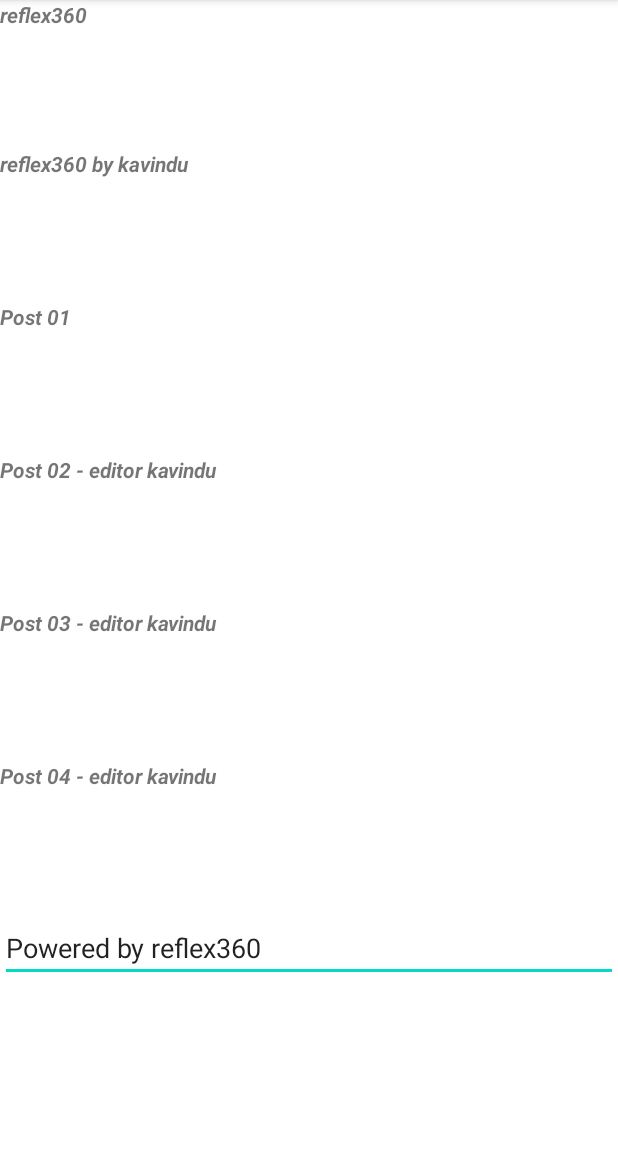
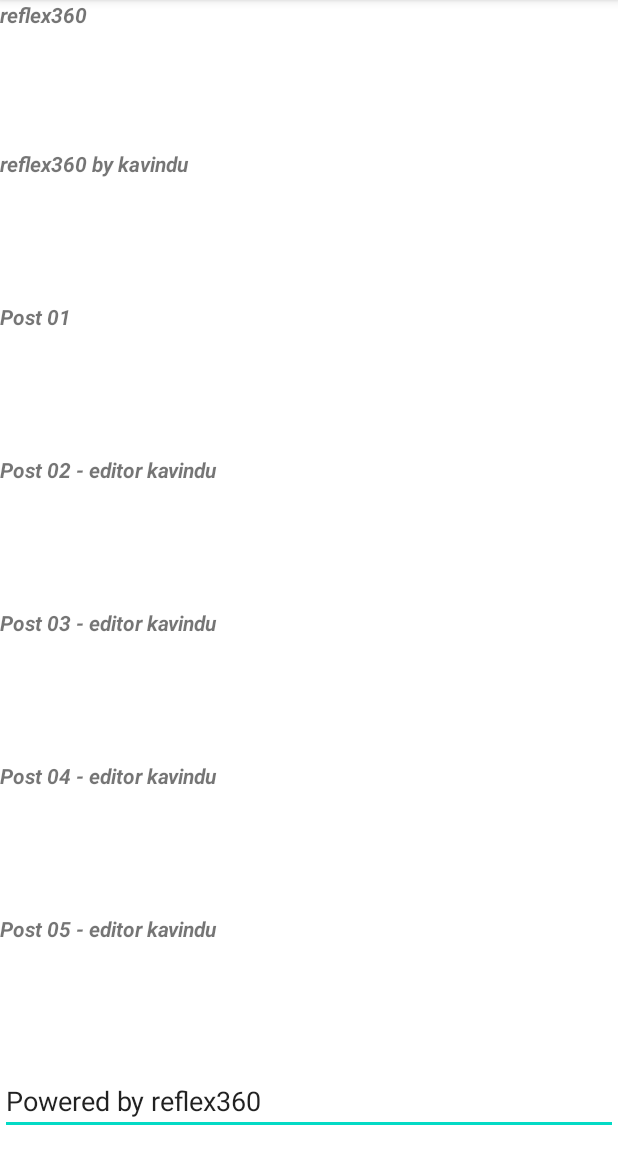
Before and after one commit to reflex360/todoApp, an Android app: the screen it shows after launch (MainActivity), on a phone screen of 412 x 824 dp, the part 84-1236 px from its top. Run offline under Robolectric (Android 15) with nearby library versions, the phone set to English and light mode, and no system bars.

Commit message:
post 05 added

```diff
--- a/app/src/main/res/layout/activity_main.xml
+++ b/app/src/main/res/layout/activity_main.xml
@@ -43,6 +43,12 @@
         android:text="Post 04 - editor kavindu"
         android:textStyle="italic|bold" />
 
+    <TextView
+        android:layout_width="match_parent"
+        android:layout_height="102dp"
+        android:text="Post 05 - editor kavindu"
+        android:textStyle="italic|bold" />
+
     <EditText
         android:id="@+id/editTextTextPersonName2"
         android:layout_width="match_parent"
```
